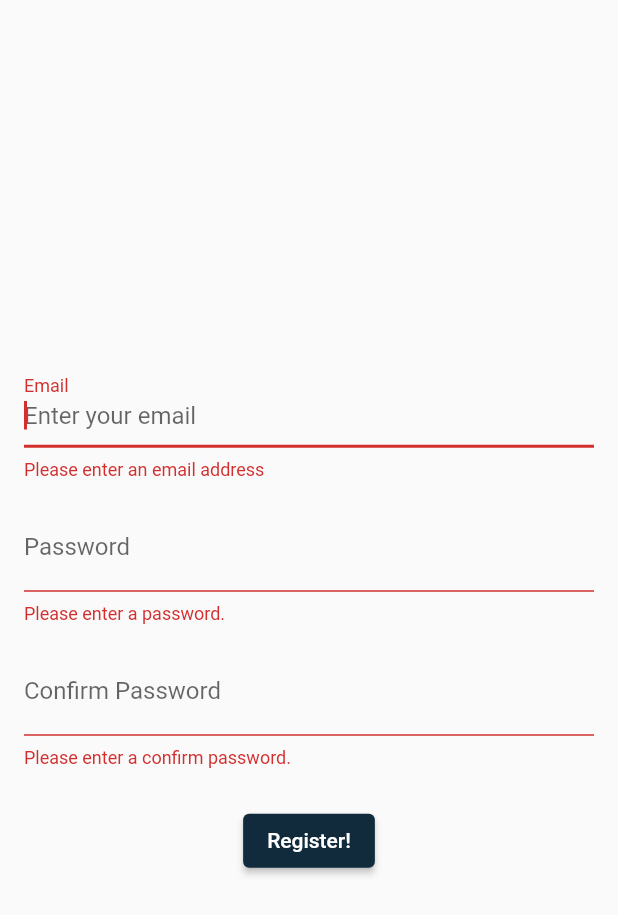
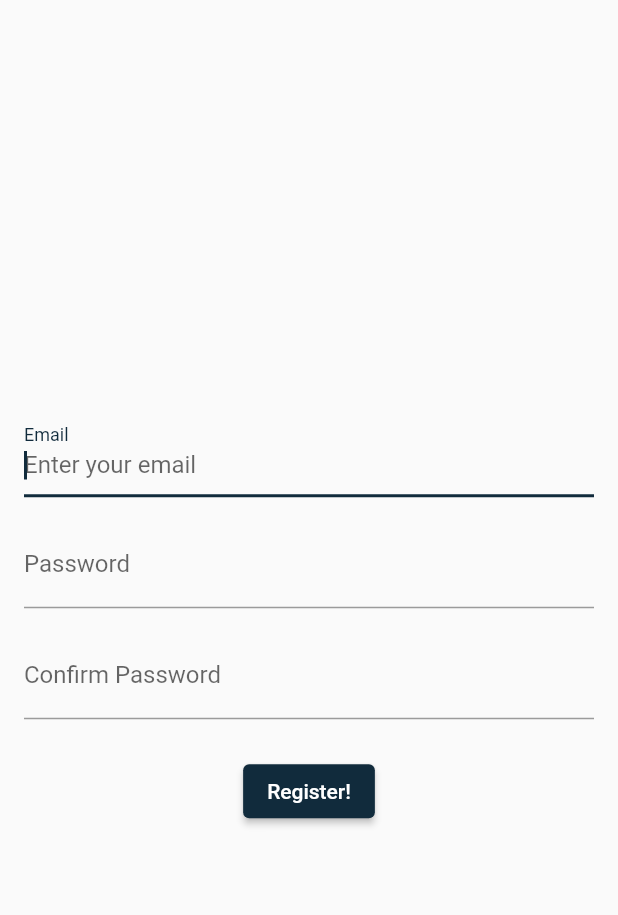
Before and after one commit to Nukaze/learn-todo-app, a Flutter app: the screen it shows after launch, after a tap on "Register!", on a phone screen of 412 x 824 dp. Shown: the top 915 px of the screen. Run offline on Flutter 3.47's test engine with Material 2 defaults, Android fonts, the phone set to English and light mode, and no system bars; our stand-ins replace cloud_firestore, firebase_auth, firebase_core, firebase_database, sqflite; accounts and stored records are empty; project files that could hold a hidden picture were left out.

Commit message:
feat(firebase): complete check email and add data
- add register data complete
- checking email existed before add data in firebase
- prepare for hash and salt password in next plan

```diff
--- a/lib/registration.dart
+++ b/lib/registration.dart
@@ -13,7 +13,6 @@ class Registration extends StatefulWidget {
 }
 
 class _RegistrationState extends State<Registration> {
-  String? _user, _pass;
   final _formkey = GlobalKey<FormState>();
   bool isFormSubmitting = false;
   String? email, password, passwordConfirm;
@@ -100,8 +99,18 @@ class _RegistrationState extends State<Registration> {
     isFormSubmitting = true;
     final registerForm = _formkey.currentState;
     if (registerForm!.validate()) {
-      dprint("Register form is validated");
       registerForm.save();
+      final QuerySnapshot qrSnapshot =
+          await FirebaseFirestore.instance.collection("users").where("user_email", isEqualTo: email).get();
+      bool isAlreadyRegistered = qrSnapshot.docs.isNotEmpty;
+      dprint("qrsnapshot is $isAlreadyRegistered = ${qrSnapshot.docs}");
+      if (isAlreadyRegistered) {
+        alert(
+            context: context,
+            title: "Register failed",
+            message: "This email is already registered, Please try again with another email.");
+        return;
+      }
       CollectionReference userRegisterInstance = FirebaseFirestore.instance.collection("users");
       try {
         await userRegisterInstance.add({
@@ -110,14 +119,17 @@ class _RegistrationState extends State<Registration> {
           "time_created": getFullTime(),
           "time_unix_created": getUnixTime(),
         });
-        dprint("register complete!!");
-        alert(context: context, title: "Complete!", message: "Your account has been registered successfully.");
-        registerForm.reset();
+        DocumentSnapshot snapshot = await userRegisterInstance.doc(email).get();
+        alert(context: context, title: "Register complete!", message: "Your account has been registered successfully.");
+        dprint("after regis snapshot id = ${snapshot.id}");
+        email = null;
+        password = null;
       } catch (e) {
         dprint("Failed to register with $e");
+        alert(context: context, title: "Instance Error", message: "Failed to register with $e");
       }
     }
-    dprint("_formSubmission");
+    registerForm.reset();
     isFormSubmitting = false;
   }
 
@@ -138,7 +150,6 @@ class _RegistrationState extends State<Registration> {
       String e = "Please enter a valid email address.";
       return e;
     }
-    dprint("Email is OKAY");
     _invalidEmail = false;
     return null; // return null to validate complete
   }
```
